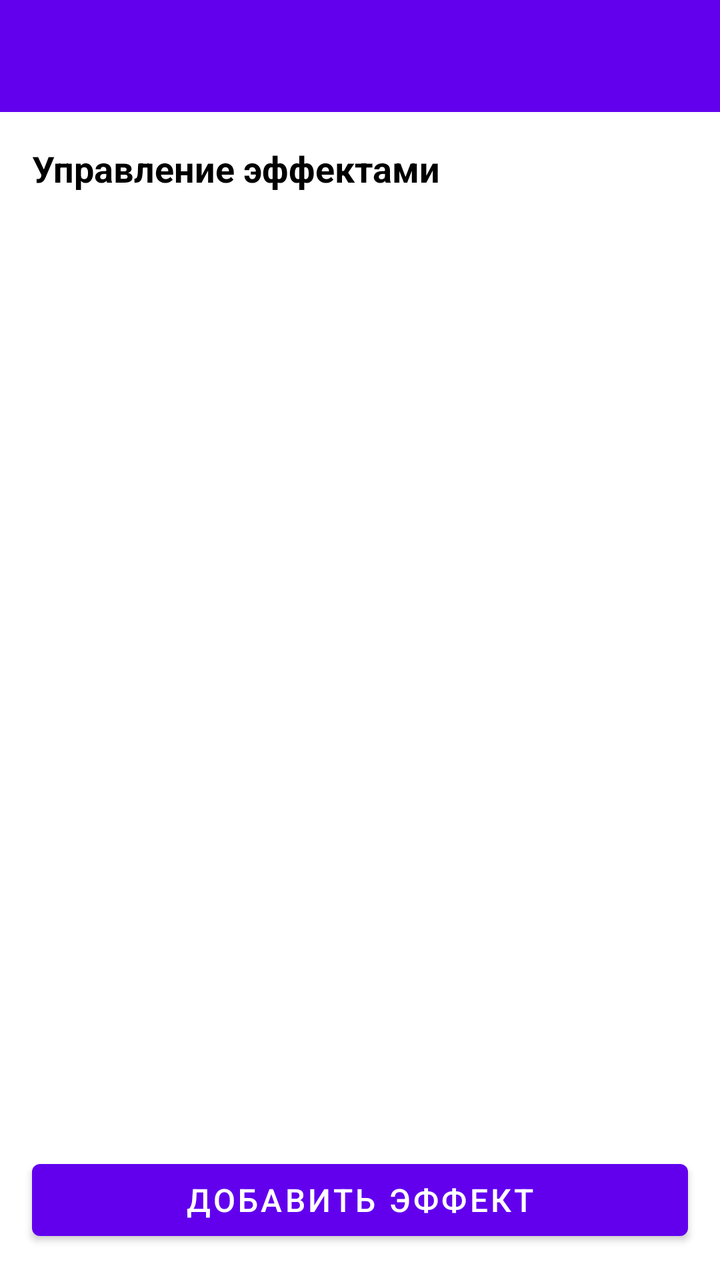
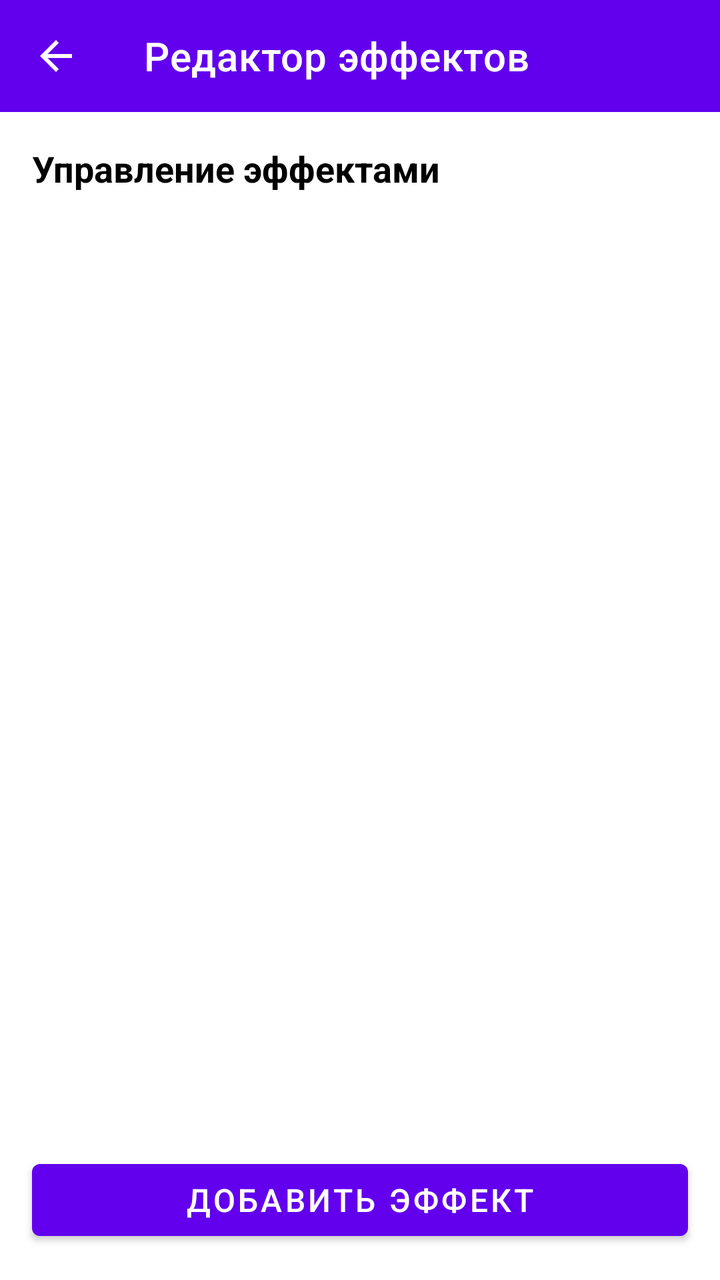

An Android layout rendered at two revisions. The XML below is the earlier revision; the diff shows what the commit changed to produce the second picture.
<!-- AndroidManifest.xml: application theme Theme.Shift -->
<!-- res/layout/activity_effect_editor.xml -->
<?xml version="1.0" encoding="utf-8"?>
<LinearLayout xmlns:android="http://schemas.android.com/apk/res/android"
    android:layout_width="match_parent"
    android:layout_height="match_parent"
    android:orientation="vertical">

    <androidx.appcompat.widget.Toolbar
        android:id="@+id/toolbar"
        android:layout_width="match_parent"
        android:layout_height="?attr/actionBarSize"
        android:background="?attr/colorPrimary"
        android:theme="@style/ThemeOverlay.AppCompat.Dark.ActionBar" />

    <ScrollView
        android:layout_width="match_parent"
        android:layout_height="0dp"
        android:layout_weight="1"
        android:padding="16dp">

        <LinearLayout
            android:layout_width="match_parent"
            android:layout_height="wrap_content"
            android:orientation="vertical">

            <TextView
                android:layout_width="match_parent"
                android:layout_height="wrap_content"
                android:text="Управление эффектами"
                android:textSize="18sp"
                android:textStyle="bold"
                android:layout_marginBottom="16dp" />

            <LinearLayout
                android:id="@+id/effectsList"
                android:layout_width="match_parent"
                android:layout_height="wrap_content"
                android:orientation="vertical" />

        </LinearLayout>

    </ScrollView>

    <com.google.android.material.button.MaterialButton
        android:id="@+id/addEffectButton"
        android:layout_width="match_parent"
        android:layout_height="wrap_content"
        android:layout_margin="16dp"
        android:text="Добавить эффект"
        android:textSize="16sp" />

</LinearLayout>
<!-- resources referenced by this layout -->
<resources>
  <style name="Theme.Shift" parent="Theme.MaterialComponents.Light.NoActionBar">
          
          <item name="colorPrimary">@color/purple_500</item>
          <item name="colorPrimaryVariant">@color/purple_700</item>
          <item name="colorOnPrimary">@color/white</item>
          
          <item name="colorSecondary">@color/teal_200</item>
          <item name="colorSecondaryVariant">@color/teal_700</item>
          <item name="colorOnSecondary">@color/black</item>
          
          <item name="android:statusBarColor">?attr/colorPrimaryVariant</item>
          
          <item name="android:forceDarkAllowed">false</item>
          <item name="android:windowBackground">@android:color/white</item>
          <item name="android:textColor">@android:color/black</item>
          <item name="android:textColorPrimary">@android:color/black</item>
          <item name="android:textColorSecondary">@android:color/black</item>
          <item name="android:windowOptOutEdgeToEdgeEnforcement">true</item>
          
      </style>
  <color name="purple_500">#FF6200EE</color>
  <color name="purple_700">#FF3700B3</color>
  <color name="white">#FFFFFFFF</color>
  <color name="teal_200">#FF03DAC5</color>
  <color name="teal_700">#FF018786</color>
  <color name="black">#FF000000</color>
</resources>

<!-- the commit's change to res/layout/activity_effect_editor.xml (unified diff, before → after) -->
@@ -2,14 +2,17 @@
 <LinearLayout xmlns:android="http://schemas.android.com/apk/res/android"
     android:layout_width="match_parent"
     android:layout_height="match_parent"
+    xmlns:app="http://schemas.android.com/apk/res-auto"
     android:orientation="vertical">
 
-    <androidx.appcompat.widget.Toolbar
+    <com.google.android.material.appbar.MaterialToolbar
         android:id="@+id/toolbar"
         android:layout_width="match_parent"
-        android:layout_height="?attr/actionBarSize"
+        android:layout_height="wrap_content"
         android:background="?attr/colorPrimary"
-        android:theme="@style/ThemeOverlay.AppCompat.Dark.ActionBar" />
+        android:theme="@style/ThemeOverlay.Material3.Dark.ActionBar"
+        app:title="Редактор эффектов"
+        app:navigationIcon="@drawable/ic_arrow_back_24" />
 
     <ScrollView
         android:layout_width="match_parent"
<!-- resource entries referenced after the edit -->
@@ -1,5 +1,16 @@
 <!-- resources referenced by this layout -->
 <resources>
+  <!-- drawable ic_arrow_back_24 (drawable) -->
+  <?xml version="1.0" encoding="utf-8"?>
+  <vector xmlns:android="http://schemas.android.com/apk/res/android"
+      android:width="24dp"
+      android:height="24dp"
+      android:viewportWidth="24"
+      android:viewportHeight="24">
+      <path
+          android:fillColor="#FFFFFF"
+          android:pathData="M20,11H7.83l5.59-5.59L12,4l-8,8 8,8 1.41-1.41L7.83,13H20v-2z"/>
+  </vector>
   <style name="Theme.Shift" parent="Theme.MaterialComponents.Light.NoActionBar">
           
           <item name="colorPrimary">@color/purple_500</item>
